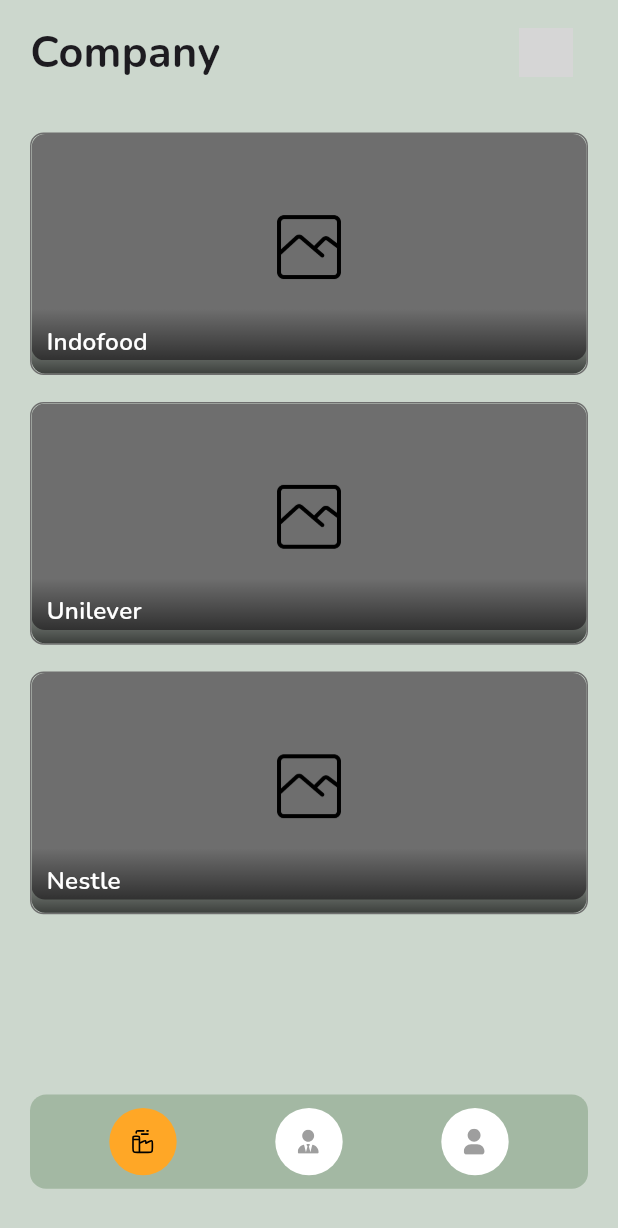
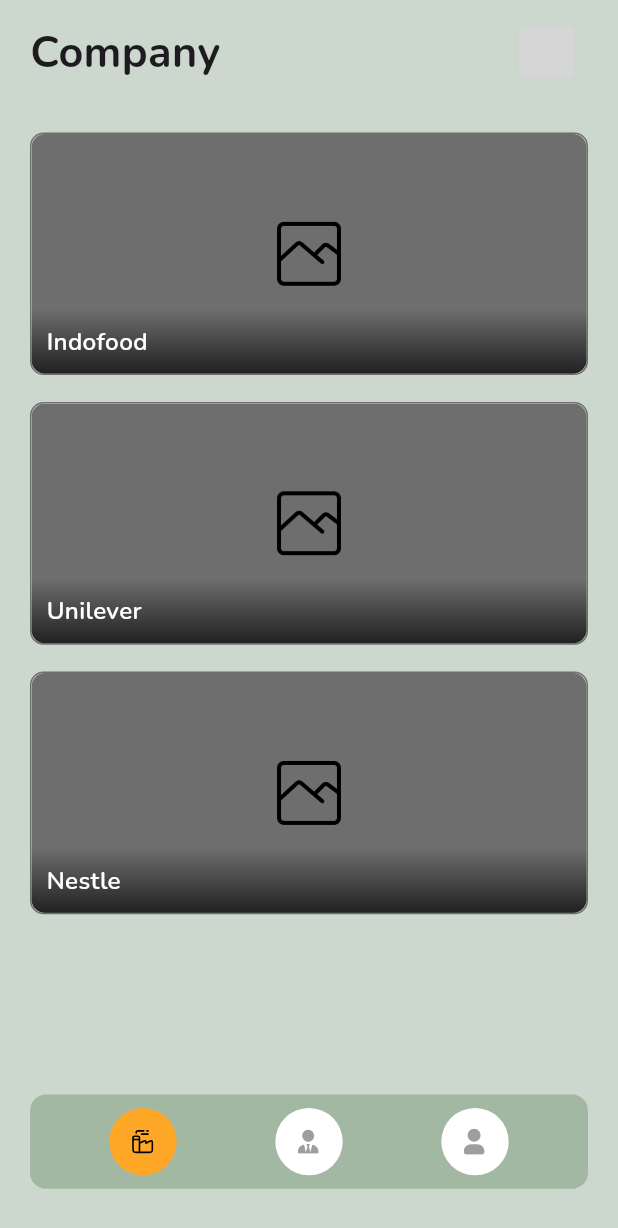
Before and after one commit to allam1768/Admin, a Flutter app: the screen it shows after launch, after a tap on "Sign In", on a phone screen of 412 x 824 dp. Shown: the top 1228 px of the screen. Run offline on Flutter 3.47's test engine with Material 3 defaults, Android fonts, the phone set to English and light mode, and no system bars; our stand-ins replace fl_chart, flutter_screenutil, flutter_svg, get, google_fonts, image_picker and 1 more; grey boxes are pictures that could not be loaded.

Commit message:
style [AP]:resize card

```diff
--- a/lib/app/pages/Data Company Screen/widgets/CompanyCard.dart
+++ b/lib/app/pages/Data Company Screen/widgets/CompanyCard.dart
@@ -32,7 +32,7 @@ class CompanyCard extends StatelessWidget {
               child: Image.asset(
                 imagePath,
                 width: 372.w,
-                height: 168.h,
+                height: 180.h,
                 fit: BoxFit.cover,
               ),
             ),
```
